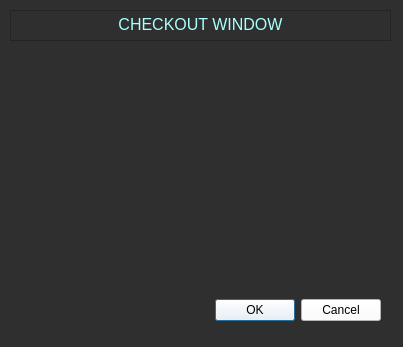
Qt form Project 4/checkout.ui (ecdev456/Nonogram-SE) before a commit.
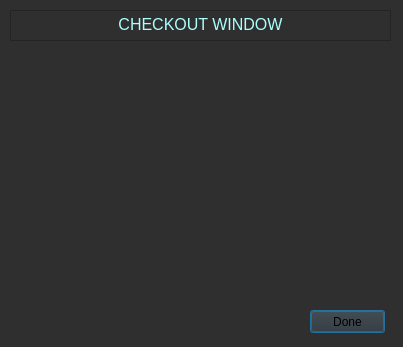
The same form after that commit.

```diff
--- a/Project 4/checkout.ui
+++ b/Project 4/checkout.ui
@@ -16,25 +16,6 @@
   <property name="styleSheet">
    <string notr="true">background-color: rgb(47, 47, 47);</string>
   </property>
-  <widget class="QDialogButtonBox" name="buttonBox">
-   <property name="geometry">
-    <rect>
-     <x>40</x>
-     <y>290</y>
-     <width>341</width>
-     <height>41</height>
-    </rect>
-   </property>
-   <property name="styleSheet">
-    <string notr="true">background-color: rgb(255, 255, 255);</string>
-   </property>
-   <property name="orientation">
-    <enum>Qt::Horizontal</enum>
-   </property>
-   <property name="standardButtons">
-    <set>QDialogButtonBox::Cancel|QDialogButtonBox::Ok</set>
-   </property>
-  </widget>
   <widget class="QTextBrowser" name="textBrowser">
    <property name="geometry">
     <rect>
@@ -52,6 +33,19 @@
 &lt;p align=&quot;center&quot; style=&quot; margin-top:0px; margin-bottom:0px; margin-left:0px; margin-right:0px; -qt-block-indent:0; text-indent:0px;&quot;&gt;&lt;span style=&quot; font-size:12pt; color:#aaffff;&quot;&gt;CHECKOUT WINDOW&lt;/span&gt;&lt;/p&gt;&lt;/body&gt;&lt;/html&gt;</string>
    </property>
   </widget>
+  <widget class="QPushButton" name="doneButton">
+   <property name="geometry">
+    <rect>
+     <x>310</x>
+     <y>310</y>
+     <width>75</width>
+     <height>23</height>
+    </rect>
+   </property>
+   <property name="text">
+    <string>Done</string>
+   </property>
+  </widget>
  </widget>
  <resources/>
  <connections>
```
Left out of the diff: 35 changed lines with no effect on the pictures.
